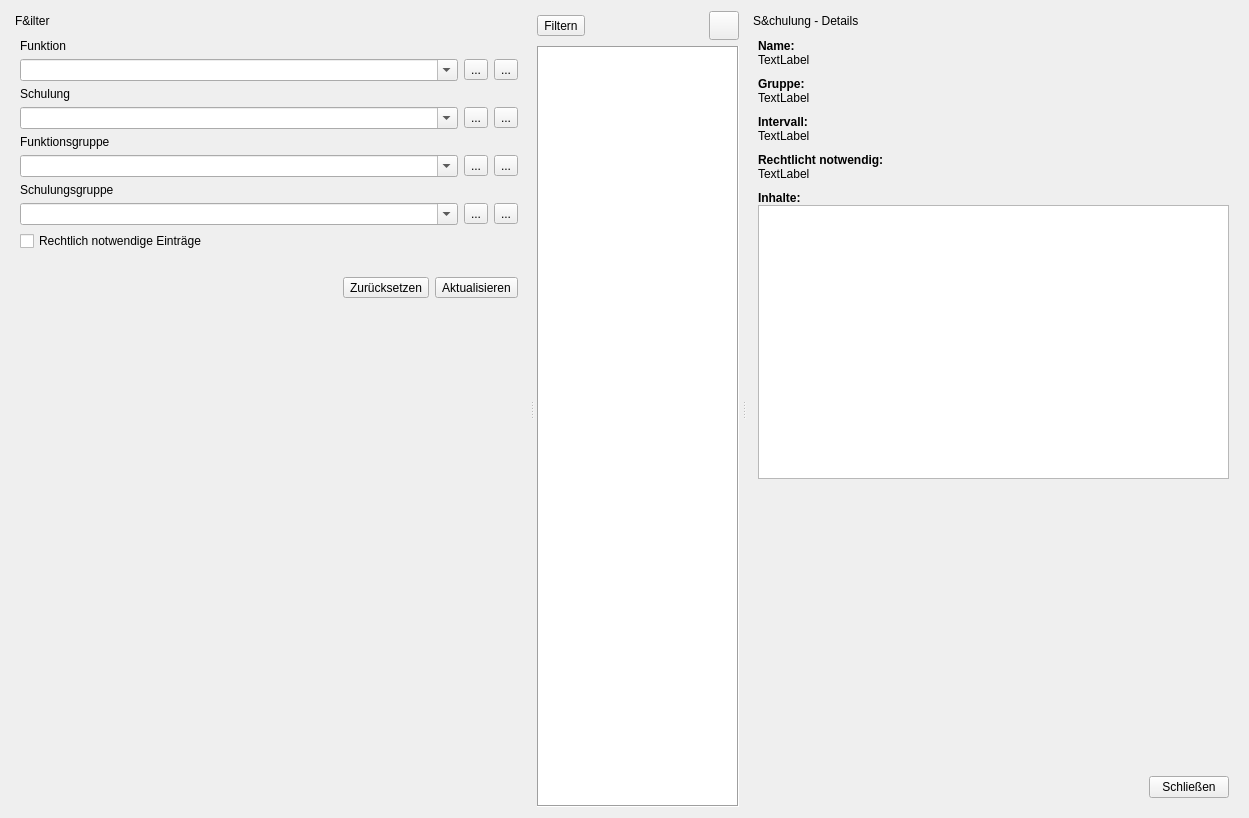
Qt form ui/qmqualimatrixwidget.ui (Christian-Kr/QualificationMatrix) before a commit.
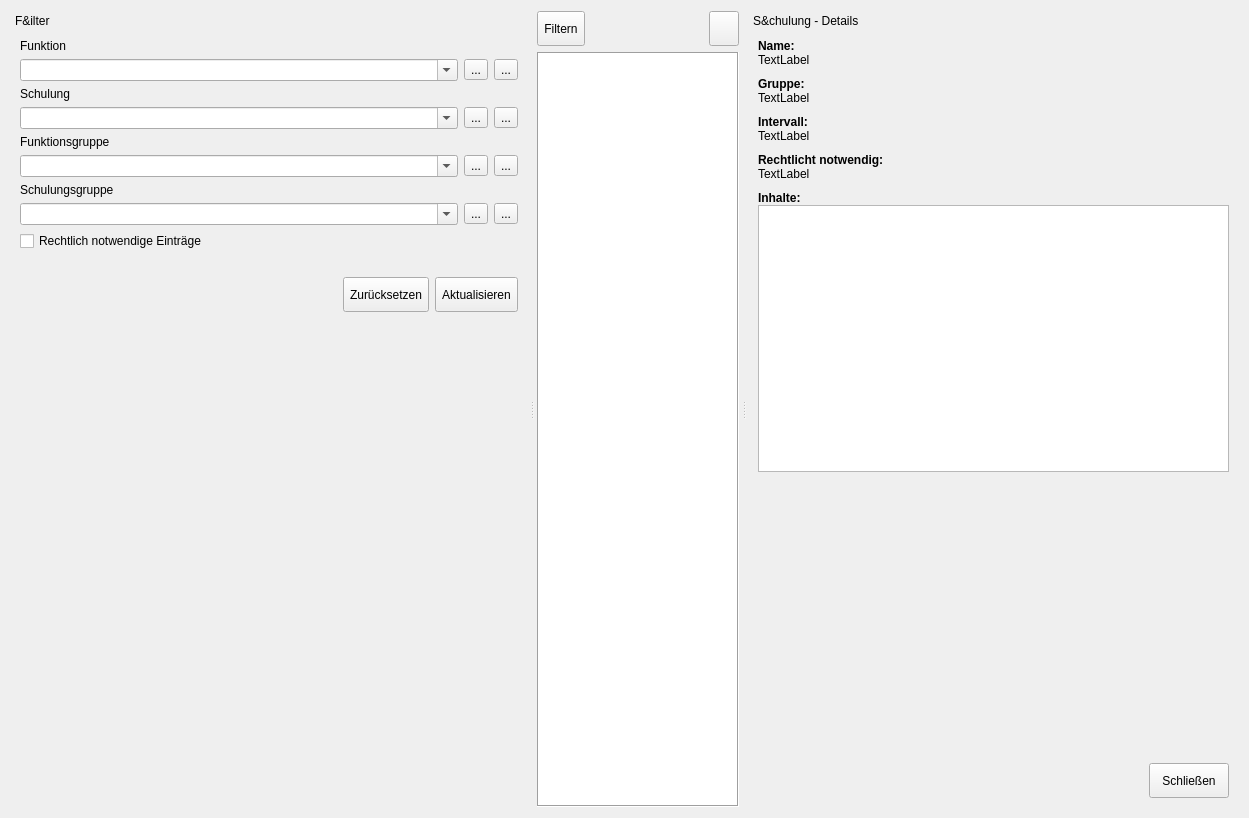
The same form after that commit. Icons and pictures are not drawn. Custom widgets are drawn as their Qt base class.

Commit message: Change button height to minimum of 30

The edit to the form file:
```diff
--- a/ui/qmqualimatrixwidget.ui
+++ b/ui/qmqualimatrixwidget.ui
@@ -313,6 +313,12 @@
           </item>
           <item>
            <widget class="QToolButton" name="tbFilterReset">
+            <property name="minimumSize">
+             <size>
+              <width>0</width>
+              <height>35</height>
+             </size>
+            </property>
             <property name="text">
              <string>Zurücksetzen</string>
             </property>
@@ -333,6 +339,12 @@
           </item>
           <item>
            <widget class="QToolButton" name="tbFilterUpdate">
+            <property name="minimumSize">
+             <size>
+              <width>0</width>
+              <height>35</height>
+             </size>
+            </property>
             <property name="text">
              <string>Aktualisieren</string>
             </property>
@@ -425,7 +437,7 @@
            <property name="minimumSize">
             <size>
              <width>0</width>
-             <height>0</height>
+             <height>35</height>
             </size>
            </property>
            <property name="text">
@@ -461,6 +473,12 @@
          </item>
          <item>
           <widget class="QToolButton" name="tbLock">
+           <property name="minimumSize">
+            <size>
+             <width>0</width>
+             <height>35</height>
+            </size>
+           </property>
            <property name="text">
             <string/>
            </property>
@@ -645,6 +663,12 @@
           </item>
           <item>
            <widget class="QPushButton" name="pbClose">
+            <property name="minimumSize">
+             <size>
+              <width>0</width>
+              <height>35</height>
+             </size>
+            </property>
             <property name="text">
              <string>Schließen</string>
             </property>
```
Left out of the diff: 6 changed lines with no effect on the pictures. The commit also changes 2 other files.
